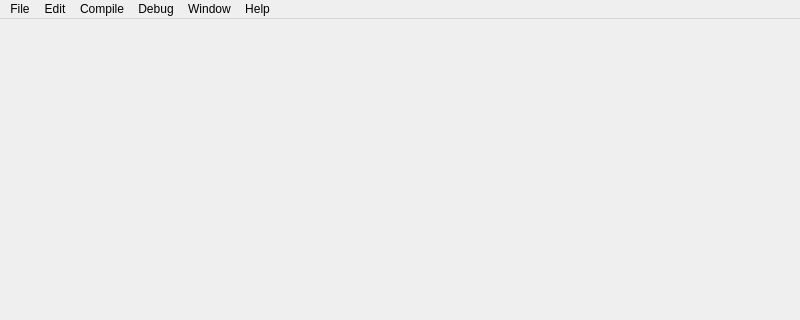
Qt form trunk/src/mainwindow.ui (BackupTheBerlios/bf-dev-svn) before a commit; both pictures show x 0 to 800 and y 0 to 320 of the 800 by 600 pixel window.
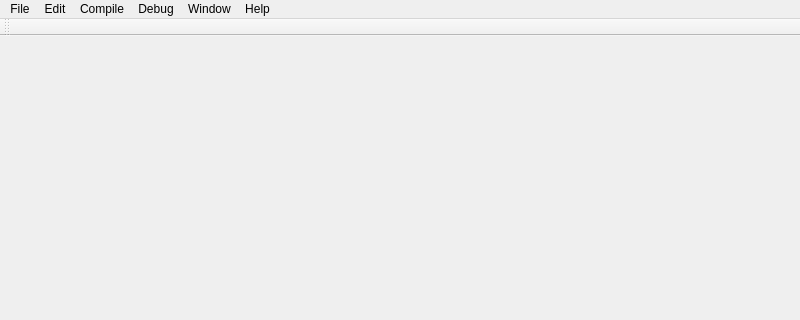
The same form after that commit.

Patch:
```diff
--- a/trunk/src/mainwindow.ui
+++ b/trunk/src/mainwindow.ui
@@ -129,6 +129,14 @@
     </rect>
    </property>
   </widget>
+  <widget class="QToolBar" name="toolBar" >
+   <property name="orientation" >
+    <enum>Qt::Horizontal</enum>
+   </property>
+   <attribute name="toolBarArea" >
+    <number>4</number>
+   </attribute>
+  </widget>
   <action name="actionBrainfuck_Studio_Handbook" >
    <property name="text" >
     <string>Brainfuck Studio Handbook</string>
```
Left out of the diff: 46 changed lines with no effect on the pictures.
